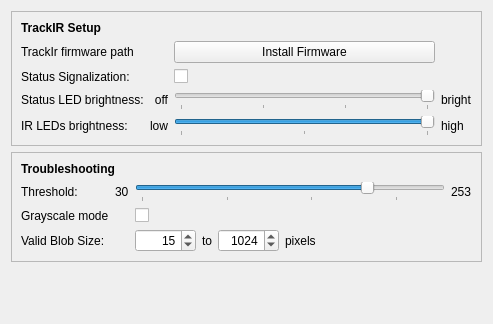
The window that src/qt_gui/tir_setup.ui (mavak/linux-track) describes before a commit, drawn with Qt 5.
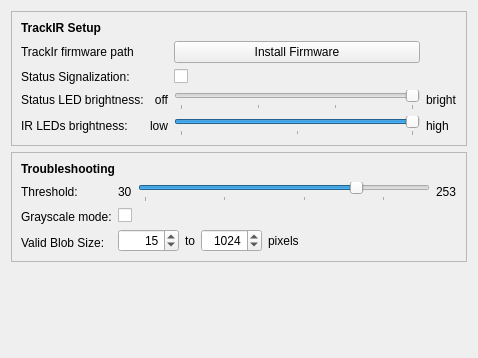
The same window after the commit.

Commit message: Tweaked layout of TrackIR device setup.

What changed in the file:
```diff
--- a/src/qt_gui/tir_setup.ui
+++ b/src/qt_gui/tir_setup.ui
@@ -6,14 +6,14 @@
    <rect>
     <x>0</x>
     <y>0</y>
-    <width>493</width>
-    <height>324</height>
+    <width>478</width>
+    <height>358</height>
    </rect>
   </property>
   <property name="windowTitle">
    <string>Form</string>
   </property>
-  <layout class="QVBoxLayout" name="verticalLayout_3">
+  <layout class="QVBoxLayout" name="verticalLayout_4">
    <item>
     <widget class="QFrame" name="frame">
      <property name="frameShape">
@@ -198,8 +198,10 @@
        </widget>
       </item>
       <item>
-       <layout class="QGridLayout" name="gridLayout_3">
-        <item row="1" column="0">
+       <layout class="QHBoxLayout" name="horizontalLayout_3">
+        <item>
+         <layout class="QVBoxLayout" name="verticalLayout_3">
+          <item>
          <widget class="QLabel" name="Threshold_label">
           <property name="sizePolicy">
            <sizepolicy hsizetype="Maximum" vsizetype="Preferred">
@@ -212,82 +214,32 @@
           </property>
          </widget>
         </item>
-        <item row="3" column="0">
+          <item>
+           <widget class="QLabel" name="TirUseGrayscaleLabel">
+            <property name="text">
+             <string>Grayscale mode:</string>
+            </property>
+           </widget>
+          </item>
+          <item>
          <widget class="QLabel" name="label_7">
           <property name="text">
            <string>Valid Blob Size:</string>
           </property>
          </widget>
         </item>
-        <item row="2" column="0">
-         <widget class="QLabel" name="TirUseGrayscaleLabel">
-          <property name="text">
-           <string>Grayscale mode</string>
-          </property>
-         </widget>
+         </layout>
         </item>
-        <item row="1" column="1">
-         <widget class="QLabel" name="label">
-          <property name="sizePolicy">
-           <sizepolicy hsizetype="Maximum" vsizetype="Preferred">
-            <horstretch>0</horstretch>
-            <verstretch>0</verstretch>
-           </sizepolicy>
-          </property>
-          <property name="text">
-           <string>30</string>
-          </property>
-         </widget>
-        </item>
-        <item row="1" column="2">
-         <widget class="QSlider" name="TirThreshold">
-          <property name="sizePolicy">
-           <sizepolicy hsizetype="Preferred" vsizetype="Preferred">
-            <horstretch>0</horstretch>
-            <verstretch>0</verstretch>
-           </sizepolicy>
-          </property>
-          <property name="minimum">
-           <number>30</number>
-          </property>
-          <property name="maximum">
-           <number>253</number>
-          </property>
-          <property name="value">
-           <number>200</number>
-          </property>
-          <property name="orientation">
-           <enum>Qt::Horizontal</enum>
-          </property>
-          <property name="tickPosition">
-           <enum>QSlider::TicksBelow</enum>
-          </property>
-          <property name="tickInterval">
-           <number>64</number>
-          </property>
-         </widget>
-        </item>
-        <item row="1" column="3">
-         <widget class="QLabel" name="label_2">
-          <property name="sizePolicy">
-           <sizepolicy hsizetype="Maximum" vsizetype="Preferred">
-            <horstretch>0</horstretch>
-            <verstretch>0</verstretch>
-           </sizepolicy>
-          </property>
-          <property name="text">
-           <string>253</string>
-          </property>
-         </widget>
-        </item>
-        <item row="2" column="2">
+        <item>
+         <layout class="QGridLayout" name="gridLayout_3">
+          <item row="3" column="2">
          <widget class="QCheckBox" name="TirUseGrayscale">
           <property name="text">
            <string/>
           </property>
          </widget>
         </item>
-        <item row="3" column="2">
+          <item row="4" column="2">
          <layout class="QHBoxLayout" name="horizontalLayout">
           <item>
            <widget class="QSpinBox" name="TirMinBlob">
@@ -359,6 +311,66 @@
              </size>
             </property>
            </spacer>
+            </item>
+           </layout>
+          </item>
+          <item row="2" column="2">
+           <layout class="QHBoxLayout" name="horizontalLayout_2">
+            <item>
+             <widget class="QLabel" name="label">
+              <property name="sizePolicy">
+               <sizepolicy hsizetype="Maximum" vsizetype="Preferred">
+                <horstretch>0</horstretch>
+                <verstretch>0</verstretch>
+               </sizepolicy>
+              </property>
+              <property name="text">
+               <string>30</string>
+              </property>
+             </widget>
+            </item>
+            <item>
+             <widget class="QSlider" name="TirThreshold">
+              <property name="sizePolicy">
+               <sizepolicy hsizetype="Preferred" vsizetype="Preferred">
+                <horstretch>0</horstretch>
+                <verstretch>0</verstretch>
+               </sizepolicy>
+              </property>
+              <property name="minimum">
+               <number>30</number>
+              </property>
+              <property name="maximum">
+               <number>253</number>
+              </property>
+              <property name="value">
+               <number>200</number>
+              </property>
+              <property name="orientation">
+               <enum>Qt::Horizontal</enum>
+              </property>
+              <property name="tickPosition">
+               <enum>QSlider::TicksBelow</enum>
+              </property>
+              <property name="tickInterval">
+               <number>64</number>
+              </property>
+             </widget>
+            </item>
+            <item>
+             <widget class="QLabel" name="label_2">
+              <property name="sizePolicy">
+               <sizepolicy hsizetype="Maximum" vsizetype="Preferred">
+                <horstretch>0</horstretch>
+                <verstretch>0</verstretch>
+               </sizepolicy>
+              </property>
+              <property name="text">
+               <string>253</string>
+              </property>
+             </widget>
+            </item>
+           </layout>
           </item>
          </layout>
         </item>
```
Left out of the diff: 17 changed lines with no effect on the pictures. Lines whose indentation alone changed are shown as unchanged.
